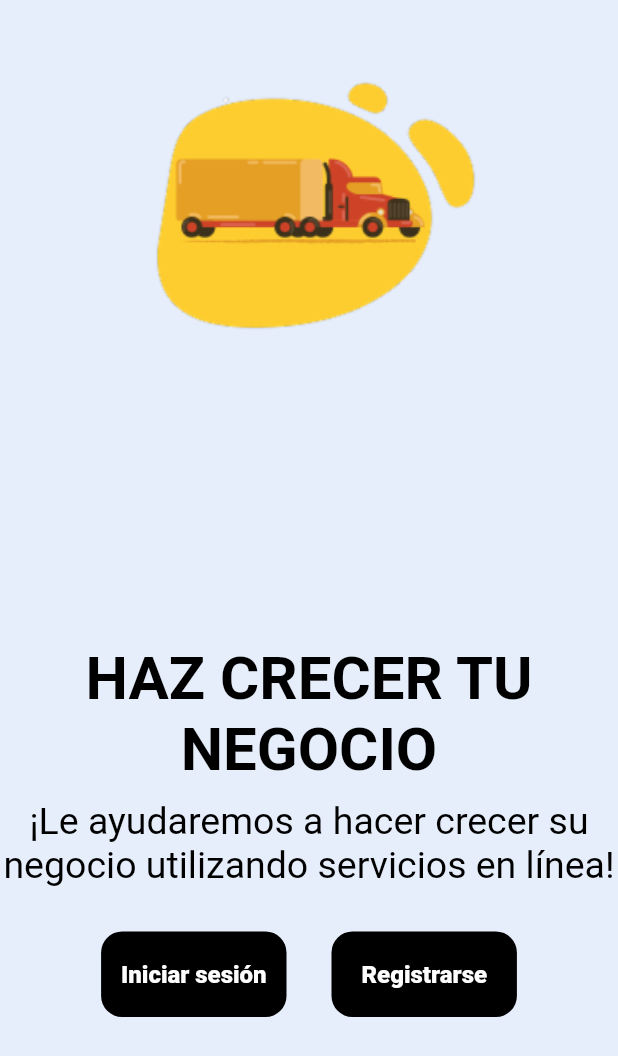
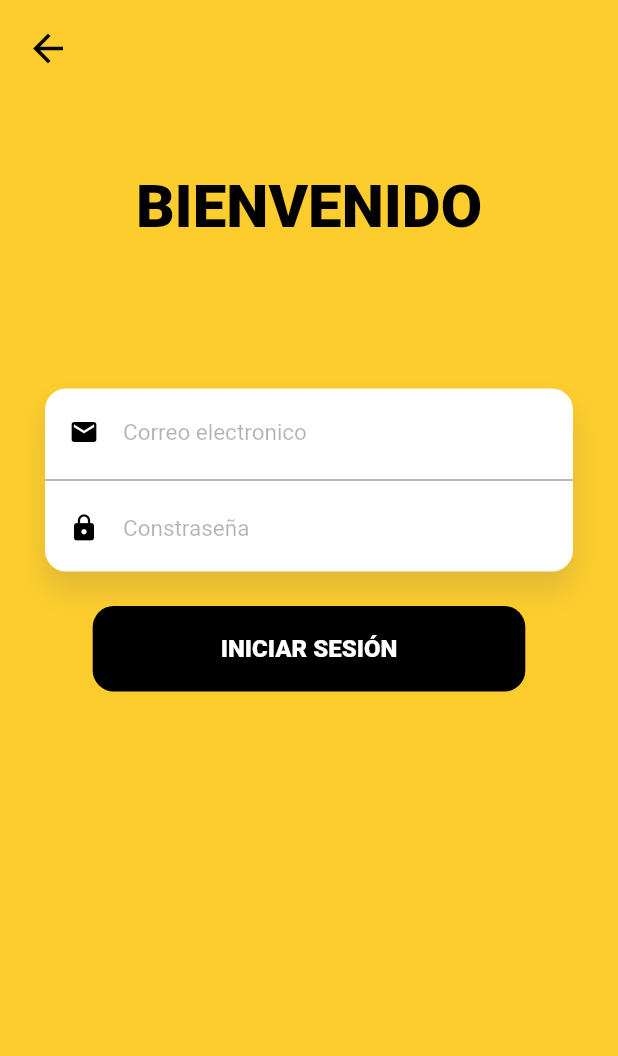
Before and after one commit to pedromaironi/ecommerce-flutter, a Flutter app: the LoginScreen screen opened directly, on a phone screen of 412 x 824 dp. Shown: the top 1056 px of the screen. Run offline on Flutter 3.47's test engine with Material 2 defaults, Android fonts, the phone set to English and light mode, and no system bars; Roboto replaces fonts that are missing (muliblack).

Commit message:
[UI LOGIN] Login design added

```diff
--- a/lib/constants.dart
+++ b/lib/constants.dart
@@ -15,9 +15,9 @@ const kBlackColor = Color(0xFF000000);
 // Text Styles
 var kLargeBiggestTitleStyle = TextStyle(
     fontSize: 40.0,
-    fontWeight: FontWeight.bold,
+    fontWeight: FontWeight.w900,
     color: kBlackColor,
-    fontFamily: Platform.isIOS ? 'muliblack' : null,
+    fontFamily: Platform.isIOS ? 'muliblack' : 'muliblack',
     decoration: TextDecoration.none,
     );
 
--- a/lib/main.dart
+++ b/lib/main.dart
@@ -1,4 +1,4 @@
-import 'package:ecommerce/screens/login.dart';
+import 'package:ecommerce/screens/welcome.dart';
 import 'package:flutter/material.dart';
 
 void main() {
@@ -10,7 +10,7 @@ class MyApp extends StatelessWidget {
   Widget build(BuildContext context) {
     return MaterialApp(
       debugShowCheckedModeBanner: false,
-      home: LoginScreen(),
+      home: WelcomeScreen(),
     );
   }
 }
--- a/lib/screens/login.dart
+++ b/lib/screens/login.dart
@@ -1,71 +1,136 @@
 import 'package:ecommerce/constants.dart';
+import 'package:ecommerce/screens/welcome.dart';
 import 'package:flutter/material.dart';
 
 class LoginScreen extends StatefulWidget {
+  LoginScreen({Key? key}) : super(key: key);
+
   @override
   LoginScreenState createState() => LoginScreenState();
 }
 
 class LoginScreenState extends State<LoginScreen> {
-  // String email;
-  // String password;
-
+  String email = "";
+  String password = "";
   @override
   Widget build(BuildContext context) {
     return Scaffold(
         body: Container(
-        color: kBackgroundColor,
+            color: kYellowPrimary,
             child: ListView(
               children: [
-            Container(
-              padding: EdgeInsets.symmetric(vertical: 60.0),
-              transform: Matrix4.translationValues(0, -75, 0),
-              child: Image.asset(
-                'asset/logos/logo_login.png',
+                Row(
+                  mainAxisAlignment: MainAxisAlignment.start,
+                  children: [
+                    Padding(
+                      padding: const EdgeInsets.all(8.0),
+                      child: IconButton(
+                        icon: const Icon(
+                          Icons.arrow_back_outlined,
+                          color: Colors.black,
+                          size: 30.0,
+                        ),
+                        onPressed: () {
+                          navigateToWelcome(context);
+                        },
                       ),
                     ),
-            Container(
-              child: Column(
-                children: [
+                  ],
+                ),
                 Padding(
-                    padding: const EdgeInsets.only(
-                      left: 0,
-                      top: 0,
-                      right: 0,
-                      bottom: 10,
-                    ),
+                  padding: EdgeInsets.only(top: 50, bottom: 50),
+                  child: Container(
+                    height: 80,
                     child: Text(
-                      "HAZ CRECER TU NEGOCIO",
+                      "BIENVENIDO",
                       style: kLargeBiggestTitleStyle,
                       textAlign: TextAlign.center,
                     ),
                   ),
-                  Text(
-                    "¡Le ayudaremos a hacer crecer su negocio utilizando servicios en línea!",
-                    style: kNormalTitleStyle,
-                    textAlign: TextAlign.center,
-                  )
+                ),
+                SizedBox(
+                  height: 15.0,
+                ),
+                Container(
+                    height: 130,
+                    child: Padding(
+                      padding: EdgeInsets.symmetric(horizontal: 30),
+                      child: Column(
+                        children: [
+                          Container(
+                            decoration: BoxDecoration(
+                                color: Colors.white,
+                                borderRadius: BorderRadius.circular(14.0),
+                                boxShadow: [
+                                  BoxShadow(
+                                      color: kShadowColor,
+                                      offset: Offset(0, 12.0),
+                                      blurRadius: 16.0)
+                                ]),
+                            child: Column(
+                              children: [
+                                Padding(
+                                  padding: EdgeInsets.only(
+                                      top: 5.0, right: 16.0, left: 16.0),
+                                  child: TextField(
+                                    cursorColor: kPrimaryLabelColor,
+                                    decoration: InputDecoration(
+                                        icon: Icon(
+                                          Icons.email,
+                                          color: Color(0xFF000000),
+                                          size: 20,
+                                        ),
+                                        border: InputBorder.none,
+                                        hintText: "Correo electronico",
+                                        hintStyle: kLoginInputTextStyle),
+                                    style: kLoginInputTextStyle.copyWith(
+                                        color: Colors.black),
+                                    onChanged: (textEntered) {
+                                      email = textEntered;
+                                    },
+                                  ),
+                                ),
+                                Divider(
+                                  color: Colors.grey[600],
+                                ),
+                                Padding(
+                                  padding: EdgeInsets.only(
+                                      bottom: 5.0, right: 16.0, left: 16.0),
+                                  child: TextField(
+                                    cursorColor: kPrimaryLabelColor,
+                                    obscureText: true,
+                                    decoration: InputDecoration(
+                                        icon: Icon(
+                                          Icons.lock,
+                                          color: Color(0xFF000000),
+                                          size: 20.0,
+                                        ),
+                                        border: InputBorder.none,
+                                        hintText: "Constraseña",
+                                        hintStyle: kLoginInputTextStyle),
+                                    style: kLoginInputTextStyle.copyWith(
+                                        color: Colors.black),
+                                    onChanged: (textEntered) {
+                                      password = textEntered;
+                                      print(password);
+                                    },
+                                  ),
+                                ),
                               ],
                             ),
                           ),
-            Container(
-              child: Padding(
-                padding: EdgeInsets.only(
-                  top: 30,
-                  left: 0,
-                  right: 0,
-                  bottom: 0
+                        ],
                       ),
-                child:Row(
-                  mainAxisAlignment: MainAxisAlignment.spaceAround,
-              children: [
-                Row(
-                  mainAxisAlignment: MainAxisAlignment.spaceAround,
+                    )),
+                SizedBox(
+                  height: 15.0,
+                ),
+                Column(
                   children: [
                     InkWell(
                       child: Container(
                         child: Text(
-                              'Iniciar sesión',
+                          'INICIAR SESIÓN',
                           style:
                               kCalloutLabelStyle.copyWith(color: Colors.white),
                         ),
@@ -77,51 +142,23 @@ class LoginScreenState extends State<LoginScreen> {
                               Color(0xFF000000),
                             ])),
                         height: 57.0,
-                            width: MediaQuery.of(context).size.width * 0.3,
-                          ),
-                          onTap: () {
-                           // ir a pagina
-                            // Navigator.of(context).pushReplacement(
-
-                            // MaterialPageRoute<MenuPage>(
-                            //     builder: (_) =>
-                            // )
-                            // );
-                          },
-                        ),
-                        Padding(padding: EdgeInsets.only(
-                          left: 30
-                        )),
-                        InkWell(
-                          child: Container(
-                            child: Text(
-                              'Registrarse',
-                              style:
-                                  kCalloutLabelStyle.copyWith(color: Colors.white),
-                            ),
-                            alignment: Alignment.center,
-                            decoration: BoxDecoration(
-                                borderRadius: BorderRadius.circular(14.0),
-                                gradient: LinearGradient(colors: [
-                                  Color(0xFF000000),
-                                  Color(0xFF000000),
-                                ])),
-                            height: 57.0,
-                            width: MediaQuery.of(context).size.width * 0.3,
+                        width: MediaQuery.of(context).size.width * 0.7,
                       ),
                       onTap: () {
                         //ir a pagina
                       },
                     ),
                   ],
-                    ),
+                )
               ],
-                )
-              ),
-            ),
-          ],
-        ),
-      ),
+            )));
+  }
+}
+
+void navigateToWelcome(BuildContext context) {
+  Navigator.push(
+    context,
+    MaterialPageRoute(
+        builder: (context) => WelcomeScreen(), fullscreenDialog: false),
   );
 }
-}
```
Also changed, not shown: lib/screens/welcome.dart (added, +146 -0 lines), lib/screens/home.dart (deleted). Lines whose indentation alone changed are shown as unchanged.
